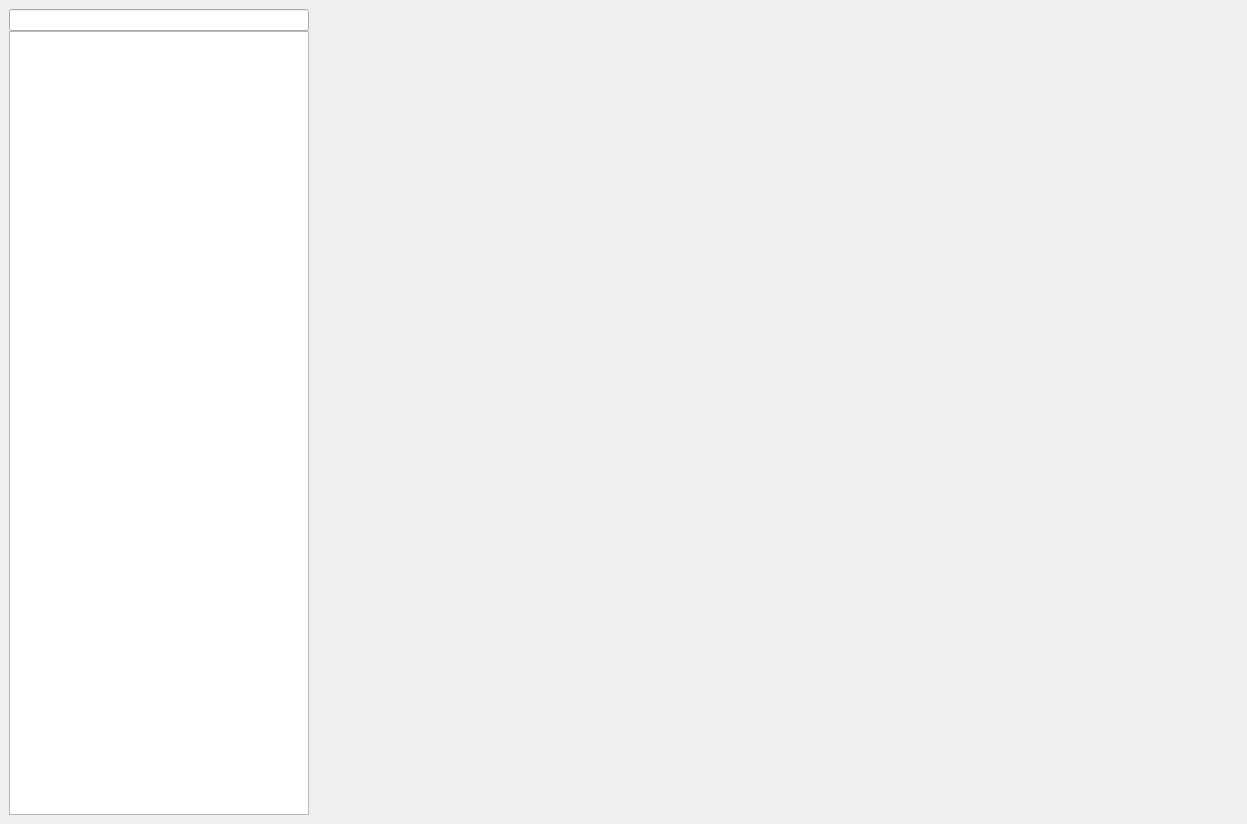
Old version of the form viewer.ui in the repository frans-fuerst/picks.
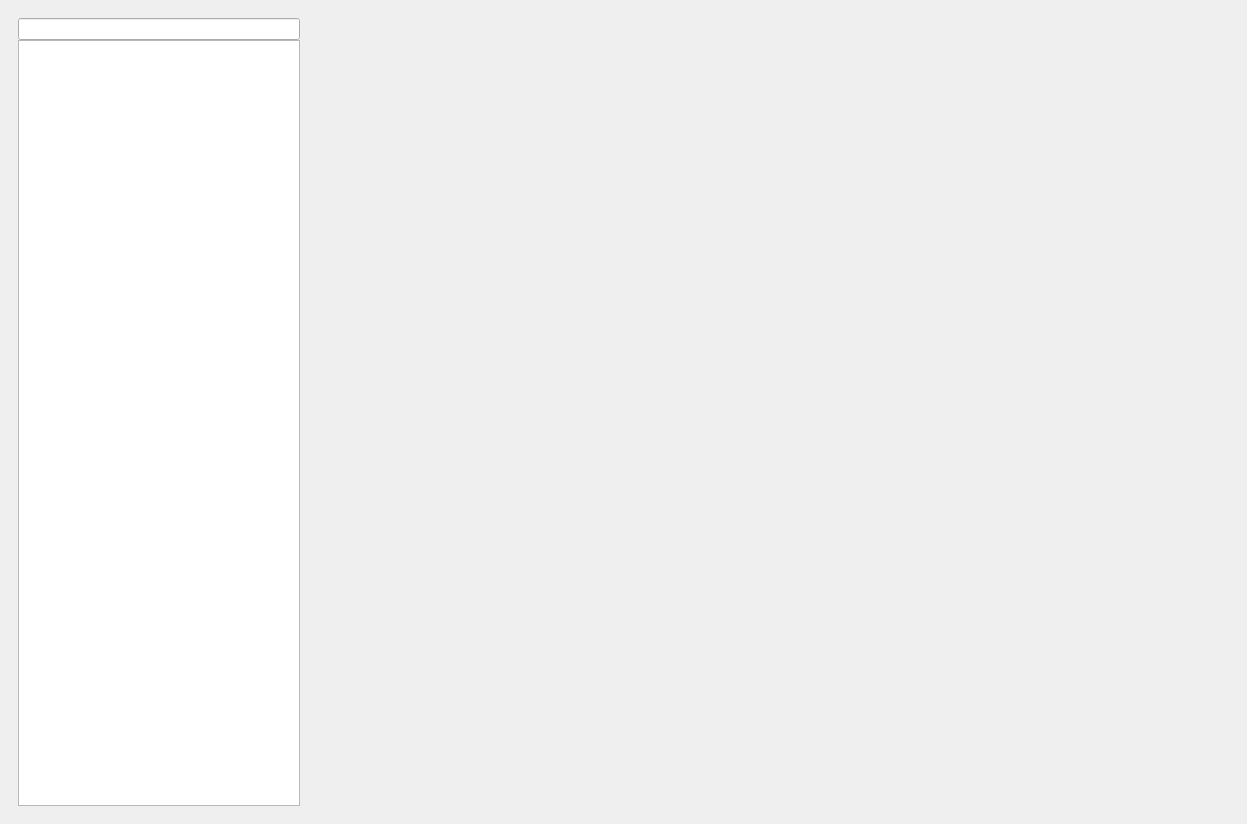
New version of the form.

Commit message: improve key handling, refactoring

Patch:
```diff
--- a/viewer.ui
+++ b/viewer.ui
@@ -20,35 +20,37 @@
    <string>Viewer</string>
   </property>
   <widget class="QWidget" name="centralwidget">
-   <layout class="QGridLayout" name="gridLayout">
-    <item row="0" column="0">
-     <layout class="QHBoxLayout" name="horizontalLayout_2">
+   <layout class="QHBoxLayout" name="horizontalLayout">
       <item>
-       <layout class="QVBoxLayout" name="verticalLayout">
+     <widget class="QWidget" name="frm_filelist" native="true">
+      <property name="minimumSize">
+       <size>
+        <width>300</width>
+        <height>100</height>
+       </size>
+      </property>
+      <property name="maximumSize">
+       <size>
+        <width>300</width>
+        <height>16777215</height>
+       </size>
+      </property>
+      <layout class="QVBoxLayout" name="verticalLayout_2">
         <property name="spacing">
          <number>0</number>
         </property>
         <item>
-         <widget class="QLineEdit" name="txt_filter">
-          <property name="maximumSize">
-           <size>
-            <width>300</width>
-            <height>16777215</height>
-           </size>
-          </property>
-         </widget>
+        <widget class="QLineEdit" name="txt_filter"/>
         </item>
         <item>
          <widget class="QListWidget" name="lst_files">
-          <property name="maximumSize">
-           <size>
-            <width>300</width>
-            <height>16777215</height>
-           </size>
+         <property name="editTriggers">
+          <set>QAbstractItemView::NoEditTriggers</set>
           </property>
          </widget>
         </item>
        </layout>
+     </widget>
       </item>
       <item>
        <widget class="QLabel" name="lbl_viewer">
@@ -67,9 +69,10 @@
         <property name="scaledContents">
          <bool>false</bool>
         </property>
-       </widget>
-      </item>
-     </layout>
+      <property name="alignment">
+       <set>Qt::AlignCenter</set>
+      </property>
+     </widget>
     </item>
    </layout>
   </widget>
```
Left out of the diff: 2 changed lines with no effect on the pictures. Lines whose indentation alone changed are shown as unchanged. The commit also changes 2 other files.
